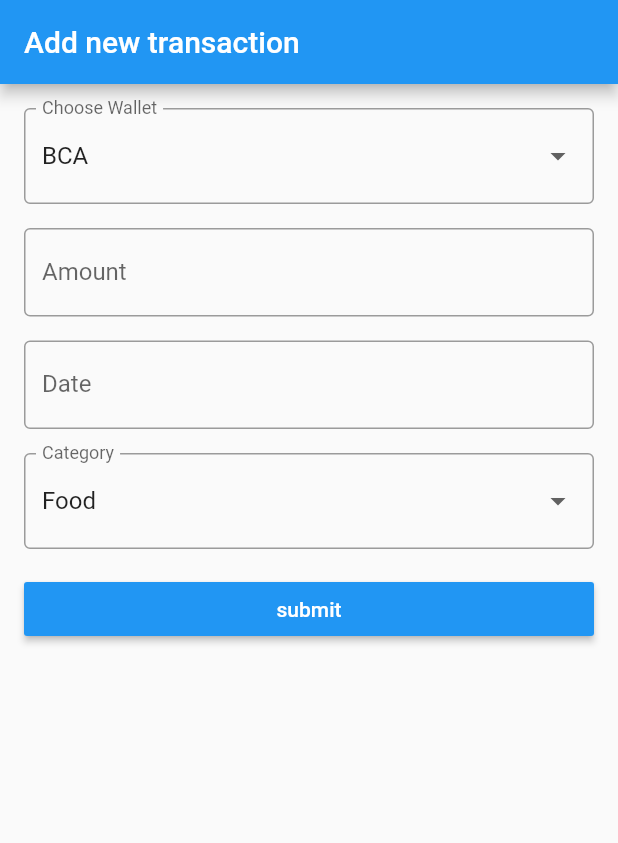
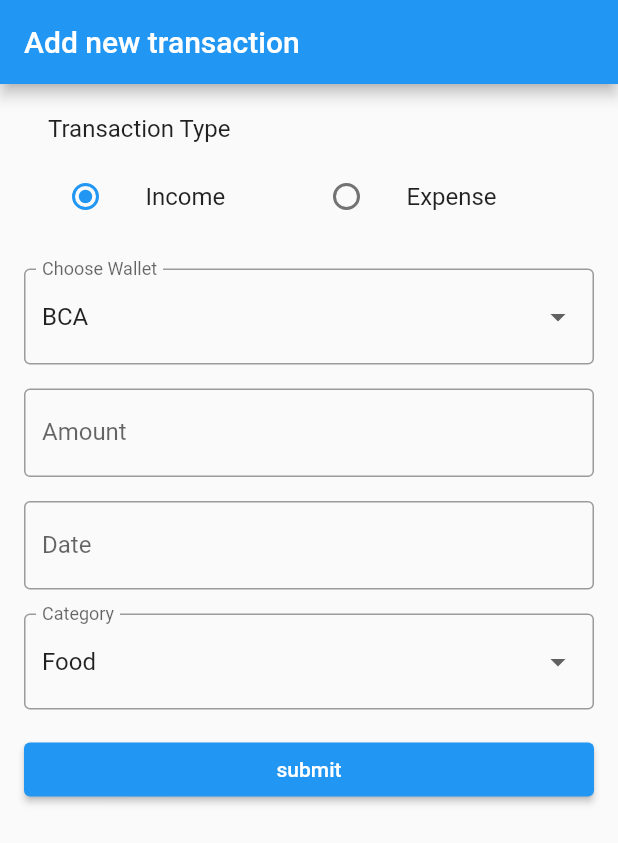
Before and after one commit to muhfaris/moneytracker, a Flutter app: the screen it shows after launch, after a tap on the "add" icon, on a phone screen of 412 x 824 dp. Shown: the top 843 px of the screen. Run offline on Flutter 3.47's test engine with Material 2 defaults, Android fonts, the phone set to English and light mode, and no system bars; our stand-ins replace sqflite; accounts and stored records are empty.

Commit message:
feat: add category and update new transaction form

```diff
--- a/lib/screens/transactions/new.dart
+++ b/lib/screens/transactions/new.dart
@@ -2,6 +2,7 @@ import 'package:flutter/services.dart';
 import 'package:intl/intl.dart';
 import 'package:flutter/material.dart';
 import 'package:moneytracker/widgets/currency.dart';
+import 'package:moneytracker/screens/categories/add.dart';
 
 class AddTransaction extends StatefulWidget {
   const AddTransaction({Key? key}) : super(key: key);
@@ -17,6 +18,7 @@ class _AddTransactionState extends State<AddTransaction> {
 
   String? _selectedWallet = "bca";
   String? _selectedCategory = "food";
+  int? _incomeExpense = 1;
 
   late DateTime _selectedDate = DateTime.now();
 
@@ -45,6 +47,8 @@ class _AddTransactionState extends State<AddTransaction> {
         child: ListView(
           padding: EdgeInsets.all(16),
           children: <Widget>[
+            buildIncomeExpense(),
+            const SizedBox(height: 16),
             buildWalletTyte(),
             const SizedBox(height: 16),
             buildAmount(),
@@ -53,13 +57,13 @@ class _AddTransactionState extends State<AddTransaction> {
             const SizedBox(height: 16),
             buildCategory(),
             const SizedBox(height: 16),
-            RaisedButton(
-                child: Text(
-                "submit",
-                style:TextStyle(color:Colors.white)),
-              color: Colors.blue,
-              onPressed: (){
- //                 if(_keyForm.currentState.validate()){}
+            ElevatedButton(
+              child: Text("submit", style: TextStyle(color: Colors.white)),
+              style: ElevatedButton.styleFrom(
+                primary: Colors.blue,
+              ),
+              onPressed: () {
+                // if(_keyForm.currentState.validate()){}
               },
             ),
           ],
@@ -124,6 +128,14 @@ class _AddTransactionState extends State<AddTransaction> {
     List<DropdownMenuItem<String>> menuItems = [
       DropdownMenuItem(child: Text("Food"), value: "food"),
       DropdownMenuItem(child: Text("Home"), value: "home"),
+      DropdownMenuItem(
+          child: Text(
+            "+ New category",
+            style: new TextStyle(
+              color: Colors.green,
+            ),
+          ),
+          value: "new_category"),
     ];
     return menuItems;
   }
@@ -133,9 +145,43 @@ class _AddTransactionState extends State<AddTransaction> {
           InputDecoration(labelText: 'Category', border: OutlineInputBorder()),
       value: _selectedCategory,
       onChanged: (String? newValue) {
+        if (newValue == "new_category") {
+          Navigator.push(
+            context,
+            MaterialPageRoute(builder: (context) => new AddCategory()),
+          );
+        }
+
         setState(() {
           _selectedCategory = newValue;
         });
       },
       items: categoryItems);
+
+  Widget buildRadio(String title, int value) => ListTile(
+        contentPadding: const EdgeInsets.only(left: 1, right: 1),
+        title: Text(title),
+        leading: Radio<int>(
+          groupValue: _incomeExpense,
+          value: value,
+          onChanged: (int? value) {
+            setState(() {
+              _incomeExpense = value;
+            });
+          },
+        ),
+      );
+
+  Widget buildIncomeExpense() => ListTile(
+        title: Text("Transaction Type"),
+        subtitle: Padding(
+          padding: const EdgeInsets.only(top: 8.0),
+          child: Row(
+            children: [
+              Expanded(child: buildRadio("Income", 1)),
+              Expanded(child: buildRadio("Expense", 2))
+            ],
+          ),
+        ),
+      );
 }
--- a/lib/services/databaseHandler.dart
+++ b/lib/services/databaseHandler.dart
@@ -16,7 +16,7 @@ class DatabaseHandler {
       version: 1
     );
   }
-
+/*
   Future<int> insertTransaction(List<User> users)async{
     int result = 0;
     final Database db = await initializeDB();
@@ -35,4 +35,5 @@ class DatabaseHandler {
     final Database db = await initializeDB();
     await db.delete("transactions", where: "id=?", whereArgs: [id]);
   }
+ */
 }
--- a/lib/widgets/currency.dart
+++ b/lib/widgets/currency.dart
@@ -21,8 +21,3 @@ class CurrencyFormat  extends TextInputFormatter{
     );
   }
 }
-
-      selection: TextSelection.collapsed(offset: newText.length)
-    );
-  }
-}
```
Also changed, not shown: lib/screens/categories/add.dart (added, +80 -0 lines).
